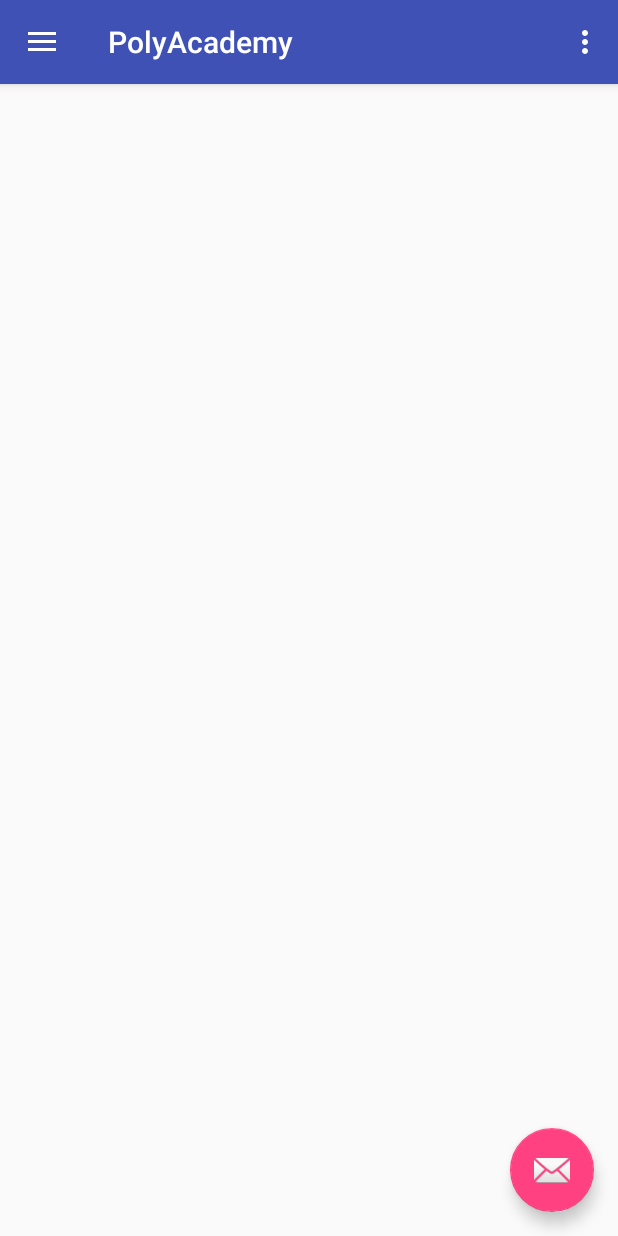
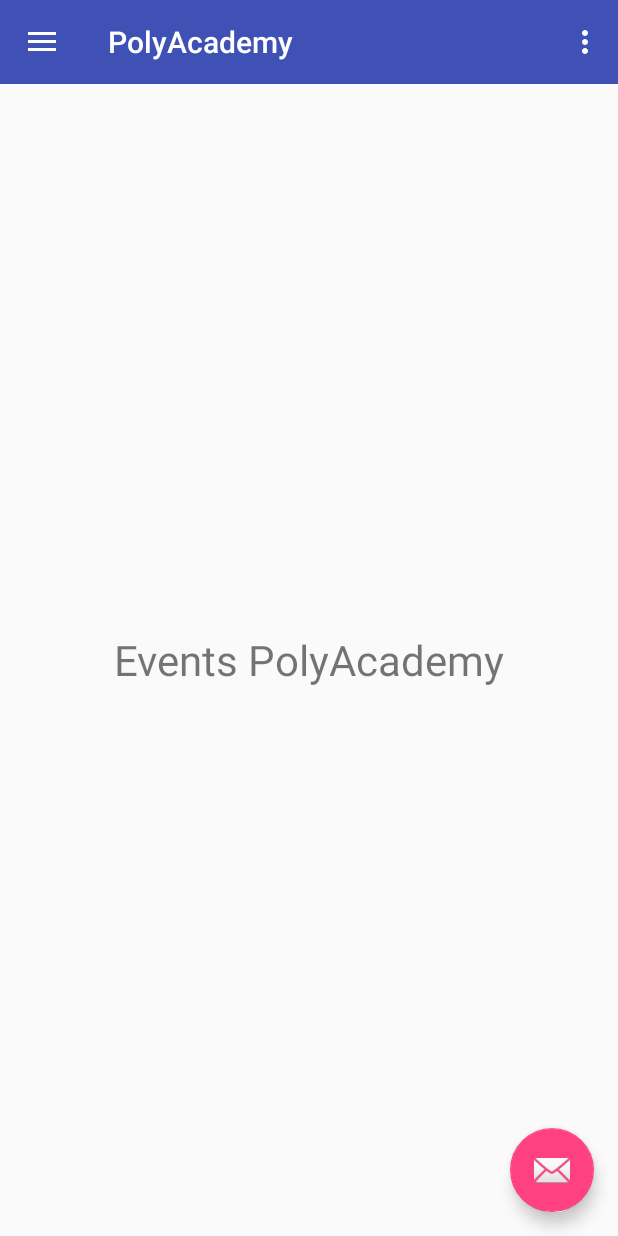
Before and after one commit to I-am-Gabi/PolyAcademy, an Android app: the screen it shows after launch (MainActivity), in the side drawer, after a tap on "Events", on a phone screen of 412 x 824 dp. Run offline under Robolectric (Android 15) with nearby library versions, the phone set to English and light mode, and no system bars.

Commit message:
add template base #8

```diff
--- a/app/build.gradle
+++ b/app/build.gradle
@@ -24,4 +24,5 @@ dependencies {
     testCompile 'junit:junit:4.12'
     compile 'com.android.support:appcompat-v7:23.2.1'
     compile 'com.android.support:design:23.2.1'
+    compile 'com.android.support:support-v4:23.2.1'
 }
--- a/app/src/main/java/polytech/unice/fr/polynews/MainActivity.java
+++ b/app/src/main/java/polytech/unice/fr/polynews/MainActivity.java
@@ -1,9 +1,7 @@
 package polytech.unice.fr.polynews;
 
+import android.content.res.Configuration;
 import android.os.Bundle;
-import android.support.design.widget.FloatingActionButton;
-import android.support.design.widget.Snackbar;
-import android.view.View;
 import android.support.design.widget.NavigationView;
 import android.support.v4.view.GravityCompat;
 import android.support.v4.widget.DrawerLayout;
@@ -13,38 +11,56 @@ import android.support.v7.widget.Toolbar;
 import android.view.Menu;
 import android.view.MenuItem;
 
+import polytech.unice.fr.polynews.fragment.EventsFragment;
+import polytech.unice.fr.polynews.fragment.HomeFragment;
+
+
 public class MainActivity extends AppCompatActivity
         implements NavigationView.OnNavigationItemSelectedListener {
+
+    private static final String NAV_ITEM_ID = "navItemId";
+    private static final long DRAWER_CLOSE_DELAY_MS = 350;
+    private DrawerLayout drawer;
+    private NavigationView navigationView;
+    private ActionBarDrawerToggle toggle;
+    private int nav_item_id;
 
     @Override
     protected void onCreate(Bundle savedInstanceState) {
         super.onCreate(savedInstanceState);
         setContentView(R.layout.activity_main);
+
+        // set up the menu icon to open and close the drawer
+        drawer = (DrawerLayout) findViewById(R.id.drawer_layout);
+
+        // initializing the toolbar and setting it as actionbar
         Toolbar toolbar = (Toolbar) findViewById(R.id.toolbar);
         setSupportActionBar(toolbar);
 
-        FloatingActionButton fab = (FloatingActionButton) findViewById(R.id.fab);
-        fab.setOnClickListener(new View.OnClickListener() {
-            @Override
-            public void onClick(View view) {
-                Snackbar.make(view, "Replace with your own action", Snackbar.LENGTH_LONG)
-                        .setAction("Action", null).show();
-            }
-        });
+        // load saved navigation state if exists
+        if (null == savedInstanceState)
+            nav_item_id = R.id.nav_home;
+        else
+            nav_item_id = savedInstanceState.getInt(NAV_ITEM_ID);
 
-        DrawerLayout drawer = (DrawerLayout) findViewById(R.id.drawer_layout);
-        ActionBarDrawerToggle toggle = new ActionBarDrawerToggle(
+        // initializing Navigation view in activity class
+        navigationView = (NavigationView) findViewById(R.id.nav_view);
+        // listen for navigation events
+        navigationView.setNavigationItemSelectedListener(this);
+
+        // select the correct nav menu item
+        navigationView.getMenu().findItem(nav_item_id).setChecked(true);
+
+        toggle = new ActionBarDrawerToggle(
                 this, drawer, toolbar, R.string.navigation_drawer_open, R.string.navigation_drawer_close);
         drawer.setDrawerListener(toggle);
         toggle.syncState();
 
-        NavigationView navigationView = (NavigationView) findViewById(R.id.nav_view);
-        navigationView.setNavigationItemSelectedListener(this);
+        navigationHandler(nav_item_id);
     }
 
     @Override
     public void onBackPressed() {
-        DrawerLayout drawer = (DrawerLayout) findViewById(R.id.drawer_layout);
         if (drawer.isDrawerOpen(GravityCompat.START)) {
             drawer.closeDrawer(GravityCompat.START);
         } else {
@@ -66,32 +82,69 @@ public class MainActivity extends AppCompatActivity
         // as you specify a parent activity in AndroidManifest.xml.
         int id = item.getItemId();
 
-        //noinspection SimplifiableIfStatement
-        if (id == R.id.action_settings) {
-            return true;
+        switch (id) {
+            case R.id.nav_home:
+                drawer.openDrawer(GravityCompat.START);
+                return true;
+            case R.id.nav_events:
+                drawer.openDrawer(GravityCompat.START);
+                return true;
         }
 
         return super.onOptionsItemSelected(item);
+        /*if (item.getItemId() == android.support.v7.appcompat.R.id.home) {
+            return toggle.onOptionsItemSelected(item);
+        }
+        return super.onOptionsItemSelected(item);*/
     }
 
-    @SuppressWarnings("StatementWithEmptyBody")
     @Override
-    public boolean onNavigationItemSelected(MenuItem item) {
-        // Handle navigation view item clicks here.
-        int id = item.getItemId();
+    public boolean onNavigationItemSelected(final MenuItem item) {
+        item.setChecked(true);
+        nav_item_id = item.getItemId();
 
-        if (id == R.id.nav_home) {
-            // Handle the camera action
-        } else if (id == R.id.nav_campus) {
-
-        } else if (id == R.id.nav_news) {
-
-        } else if (id == R.id.nav_events) {
-
-        }
-
-        DrawerLayout drawer = (DrawerLayout) findViewById(R.id.drawer_layout);
         drawer.closeDrawer(GravityCompat.START);
+        drawer.postDelayed(new Runnable() {
+            @Override
+            public void run() {
+                navigationHandler(item.getItemId());
+            }
+        }, DRAWER_CLOSE_DELAY_MS);
         return true;
     }
+
+    @Override
+    public void onConfigurationChanged(final Configuration newConfiguration) {
+        super.onConfigurationChanged(newConfiguration);
+        toggle.onConfigurationChanged(newConfiguration);
+    }
+
+    @Override
+    protected void onSaveInstanceState(final Bundle outState) {
+        super.onSaveInstanceState(outState);
+        outState.putInt(NAV_ITEM_ID, nav_item_id);
+    }
+
+    /**
+     * Update the content fragment
+     * @param menuItemId
+     */
+    public void navigationHandler(int menuItemId) {
+        switch (menuItemId) {
+            case R.id.nav_events:
+                getFragmentManager()
+                        .beginTransaction()
+                        .replace(R.id.content, EventsFragment.newInstance())
+                        .commit();
+                break;
+            case R.id.nav_home:
+                getFragmentManager()
+                        .beginTransaction()
+                        .replace(R.id.content, HomeFragment.newInstance())
+                        .commit();
+                break;
+            default:
+                break;
+        }
+    }
 }
--- /dev/null
+++ b/app/src/main/java/polytech/unice/fr/polynews/fragment/EventsFragment.java
@@ -0,0 +1,38 @@
+package polytech.unice.fr.polynews.fragment;
+
+import android.os.Bundle;
+import android.app.Fragment;
+import android.view.LayoutInflater;
+import android.view.View;
+import android.view.ViewGroup;
+
+import polytech.unice.fr.polynews.R;
+
+/**
+ * A simple {@link Fragment} subclass.
+ * Activities that contain this polytech.unice.fr.polynews.fragment must implement the
+ * to handle interaction events.
+ * Use the {@link EventsFragment#newInstance} factory method to
+ * create an instance of this polytech.unice.fr.polynews.fragment.
+ */
+public class EventsFragment extends Fragment {
+    /**
+     * Use this factory method to create a new instance of
+     * this polytech.unice.fr.polynews.fragment using the provided parameters.
+     *
+     * @return A new instance of polytech.unice.fr.polynews.fragment EventsFragment.
+     */
+    public static EventsFragment newInstance() {
+        EventsFragment fragment = new EventsFragment();
+        Bundle args = new Bundle();
+        fragment.setArguments(args);
+        return fragment;
+    }
+
+    @Override
+    public View onCreateView(LayoutInflater inflater, ViewGroup container,
+                             Bundle savedInstanceState) {
+        View rootView = inflater.inflate(R.layout.fragment_events, container, false);
+        return rootView;
+    }
+}
--- /dev/null
+++ b/app/src/main/java/polytech/unice/fr/polynews/fragment/HomeFragment.java
@@ -0,0 +1,32 @@
+package polytech.unice.fr.polynews.fragment;
+
+import android.app.Fragment;
+import android.os.Bundle;
+import android.view.LayoutInflater;
+import android.view.View;
+import android.view.ViewGroup;
+
+import polytech.unice.fr.polynews.R;
+
+/**
+ * @version 02/04/16.
+ */
+public class HomeFragment extends Fragment {
+    /**
+     * Returns a new instance of this polytech.unice.fr.polynews.fragment for the given section
+     * number.
+     */
+    public static HomeFragment newInstance() {
+        HomeFragment fragment = new HomeFragment();
+        Bundle args = new Bundle();
+        fragment.setArguments(args);
+        return fragment;
+    }
+
+    @Override
+    public View onCreateView(LayoutInflater inflater, ViewGroup container,
+                             Bundle savedInstanceState) {
+        View rootView = inflater.inflate(R.layout.fragment_home, container, false);
+        return rootView;
+    }
+}
--- a/app/src/main/res/layout/app_bar_main.xml
+++ b/app/src/main/res/layout/app_bar_main.xml
@@ -7,21 +7,27 @@
     android:fitsSystemWindows="true"
     tools:context="polytech.unice.fr.polynews.MainActivity">
 
-    <android.support.design.widget.AppBarLayout
+    <!-- The main content view -->
+    <LinearLayout
         android:layout_width="match_parent"
-        android:layout_height="wrap_content"
-        android:theme="@style/AppTheme.AppBarOverlay">
+        android:layout_height="match_parent"
+        android:orientation="vertical">
 
+        <!-- Toolbar instead of ActionBar so the drawer can slide on top -->
         <android.support.v7.widget.Toolbar
             android:id="@+id/toolbar"
             android:layout_width="match_parent"
-            android:layout_height="?attr/actionBarSize"
+            android:layout_height="@dimen/abc_action_bar_default_height_material"
             android:background="?attr/colorPrimary"
-            app:popupTheme="@style/AppTheme.PopupOverlay" />
+            android:theme="@style/ThemeOverlay.AppCompat.Dark.ActionBar"/>
 
-    </android.support.design.widget.AppBarLayout>
-
-    <include layout="@layout/content_main" />
+        <!-- Real content goes here -->
+        <FrameLayout
+            android:id="@+id/content"
+            android:layout_width="match_parent"
+            android:layout_height="0dp"
+            android:layout_weight="1"/>
+    </LinearLayout>
 
     <android.support.design.widget.FloatingActionButton
         android:id="@+id/fab"
--- /dev/null
+++ b/app/src/main/res/layout/fragment_events.xml
@@ -0,0 +1,20 @@
+<?xml version="1.0" encoding="utf-8"?>
+<RelativeLayout
+    xmlns:android="http://schemas.android.com/apk/res/android"
+    android:layout_width="match_parent"
+    android:layout_height="match_parent"
+    android:paddingBottom="@dimen/activity_vertical_margin"
+    android:paddingLeft="@dimen/activity_horizontal_margin"
+    android:paddingRight="@dimen/activity_horizontal_margin"
+    android:paddingTop="@dimen/activity_vertical_margin">
+
+    <TextView
+        android:layout_width="wrap_content"
+        android:layout_height="wrap_content"
+        android:text="@string/hello_events"
+        android:padding="8dp"
+        android:textSize="28sp"
+        android:layout_centerInParent="true"
+        />
+
+</RelativeLayout>
--- /dev/null
+++ b/app/src/main/res/layout/fragment_home.xml
@@ -0,0 +1,21 @@
+<?xml version="1.0" encoding="utf-8"?>
+<RelativeLayout
+    xmlns:android="http://schemas.android.com/apk/res/android"
+    android:layout_width="match_parent"
+    android:layout_height="match_parent"
+    android:paddingBottom="@dimen/activity_vertical_margin"
+    android:paddingLeft="@dimen/activity_horizontal_margin"
+    android:paddingRight="@dimen/activity_horizontal_margin"
+    android:paddingTop="@dimen/activity_vertical_margin">
+
+    <TextView
+        android:layout_width="wrap_content"
+        android:layout_height="wrap_content"
+        android:text="@string/hello_home"
+        android:padding="8dp"
+        android:textSize="28sp"
+        android:layout_centerInParent="true"
+        />
+
+
+</RelativeLayout>
--- a/app/src/main/res/layout/nav_header_main.xml
+++ b/app/src/main/res/layout/nav_header_main.xml
@@ -22,13 +22,13 @@
         android:layout_width="match_parent"
         android:layout_height="wrap_content"
         android:paddingTop="@dimen/nav_header_vertical_spacing"
-        android:text="Android Studio"
+        android:text="@string/text_header"
         android:textAppearance="@style/TextAppearance.AppCompat.Body1" />
 
     <TextView
         android:id="@+id/textView"
         android:layout_width="wrap_content"
         android:layout_height="wrap_content"
-        android:text="android.studio@android.com" />
+        android:text=" " />
 
 </LinearLayout>
--- a/app/src/main/res/menu/activity_main_drawer.xml
+++ b/app/src/main/res/menu/activity_main_drawer.xml
@@ -5,31 +5,18 @@
         <item
             android:id="@+id/nav_home"
             android:icon="@drawable/ic_menu_camera"
-            android:title="Home" />
+            android:title="@string/nav_home" />
         <item
             android:id="@+id/nav_campus"
             android:icon="@drawable/ic_menu_gallery"
-            android:title="Campus" />
+            android:title="@string/nav_campus" />
         <item
             android:id="@+id/nav_news"
             android:icon="@drawable/ic_menu_slideshow"
-            android:title="News" />
+            android:title="@string/nav_news" />
         <item
             android:id="@+id/nav_events"
             android:icon="@drawable/ic_menu_manage"
-            android:title="Events" />
+            android:title="@string/nav_events" />
     </group>
-
-    <!--<item android:title="Communicate">
-        <menu>
-            <item
-                android:id="@+id/nav_share"
-                android:icon="@drawable/ic_menu_share"
-                android:title="Share" />
-            <item
-                android:id="@+id/nav_send"
-                android:icon="@drawable/ic_menu_send"
-                android:title="Send" />
-        </menu>
-    </item>-->
 </menu>
--- a/app/src/main/res/values/strings.xml
+++ b/app/src/main/res/values/strings.xml
@@ -5,4 +5,12 @@
     <string name="navigation_drawer_close">Close navigation drawer</string>
 
     <string name="action_settings">Settings</string>
+    <string name="nav_home">Home</string>
+    <string name="nav_campus">Campus</string>
+    <string name="nav_news">News</string>
+    <string name="nav_events">Events</string>
+    <string name="text_header">PolyAcademy</string>
+
+    <string name="hello_events">Events PolyAcademy</string>
+    <string name="hello_home">Home PolyAcademy</string>
 </resources>
```
Also changed, not shown: app/src/main/res/mipmap-hdpi/ic_launcher.png, app/src/main/res/mipmap-mdpi/ic_launcher.png, app/src/main/res/mipmap-xhdpi/ic_launcher.png, app/src/main/res/mipmap-xxhdpi/ic_launcher.png, app/src/main/res/mipmap-xxxhdpi/ic_launcher.png.
